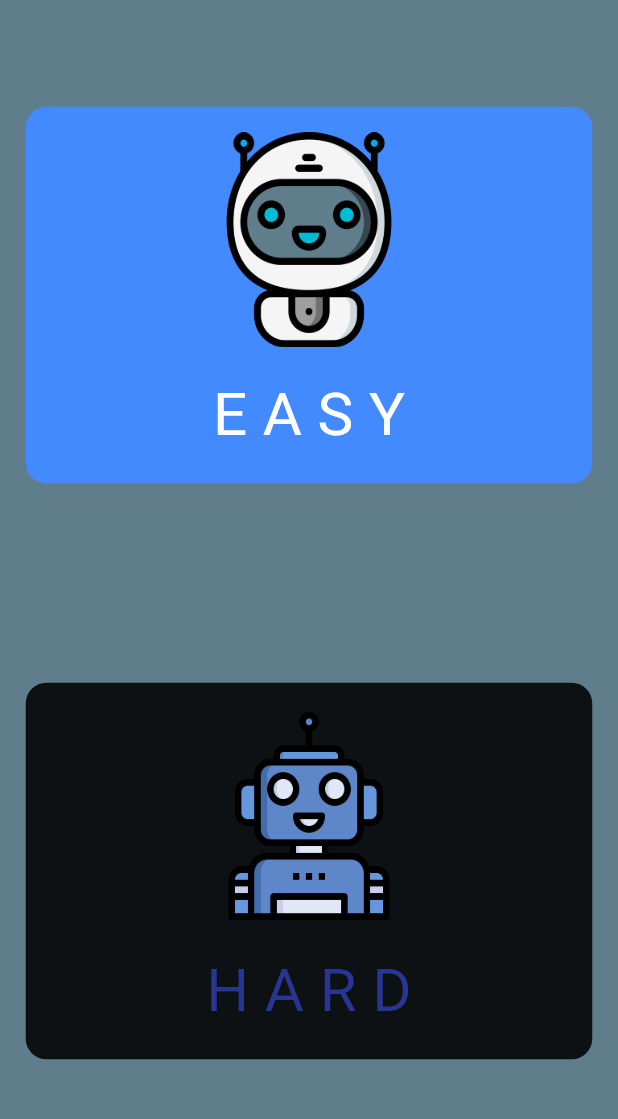
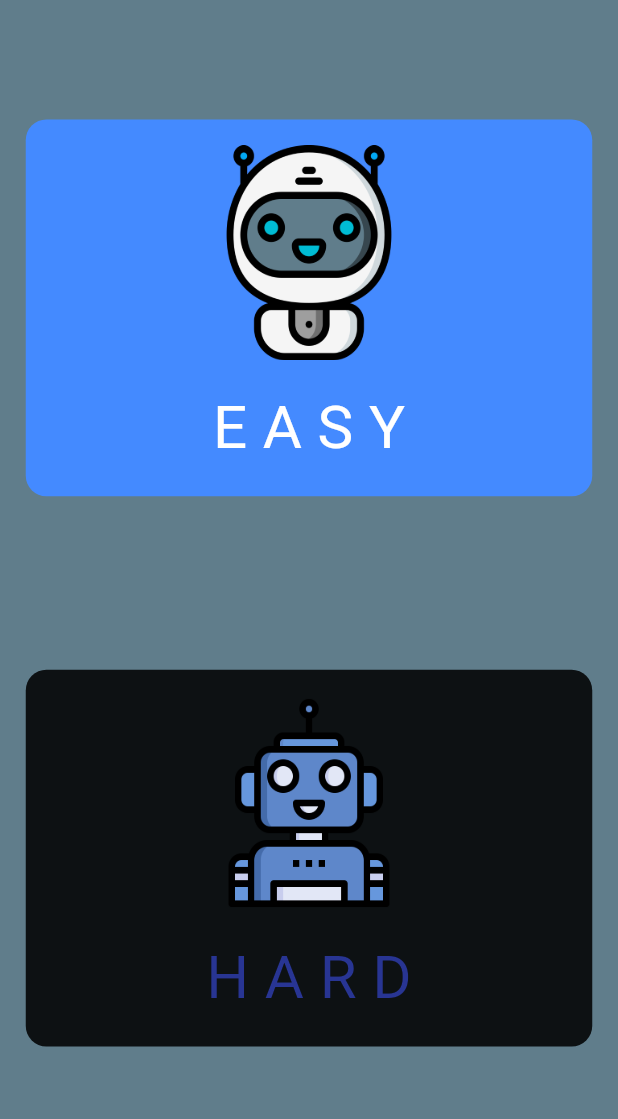
Before and after one commit to Mohamed-Ahmed14/git_tic_tac_toe, a Flutter app: the screen it shows after launch, after a tap on "Let's Start", after a tap on "Play with Computer", on a phone screen of 412 x 824 dp, the part 77-1196 px from its top. Run offline on Flutter 3.47's test engine with Material 3 defaults, Android fonts, the light colour scheme and no system bars; our stand-ins replace audioplayers, flutter_bloc, flutter_screenutil, fluttertoast, lottie.

Commit message:
update UI and Fix Errors 2025-08-19

```diff
--- a/lib/view/board/widgets/dialog_widget.dart
+++ b/lib/view/board/widgets/dialog_widget.dart
@@ -30,11 +30,11 @@ class DialogWidget extends StatelessWidget {
         children: [
           Text(GameCubit.get(context).title,style: TextStyle(
             color: Colors.pink,
-            fontSize: 30.sp,
+            fontSize: 18.sp,
           ),),
           Text(GameCubit.get(context).description,style: TextStyle(
             color: Colors.black,
-            fontSize: 30.sp,
+            fontSize: 18.sp,
           ),),
           SizedBox(height: 0.02.sh,),
           CustomElevatedButton(
--- a/lib/view/intro/screens/mode_screen.dart
+++ b/lib/view/intro/screens/mode_screen.dart
@@ -11,7 +11,11 @@ class ModeScreen extends StatelessWidget {
   Widget build(BuildContext context) {
     return Scaffold(
       backgroundColor: AppColor.blueGreyLight,
-      body: Column(
+      body: SizedBox(
+        height: MediaQuery.of(context).size.height,
+        child: Padding(
+          padding:  EdgeInsetsDirectional.all(15.w),
+          child: Column(
             mainAxisAlignment: MainAxisAlignment.spaceEvenly,
             children: [
               RichText(text: TextSpan(
@@ -22,70 +26,101 @@ class ModeScreen extends StatelessWidget {
                      TextSpan(text: "TOE",style: TextStyle(color: AppColor.white)),
                   ]
               ),),
-          InkWell(
+              Material(
+                color: Colors.red,
+                borderRadius: BorderRadius.circular(12.r),
+                child: InkWell(
+                  borderRadius: BorderRadius.circular(12.r),
                   onTap: (){
                     Navigator.push(context, MaterialPageRoute(builder: (context) => const SinglePlayerScreen(),));
                   },
                   child: Container(
-              padding: EdgeInsetsDirectional.all(15.w),
-              margin: EdgeInsetsDirectional.all(15.w),
+                    padding: EdgeInsetsDirectional.all(10.w),
+                    // margin: EdgeInsetsDirectional.symmetric(horizontal:15.w),
                     decoration: BoxDecoration(
-                color: Colors.red,
                       borderRadius: BorderRadius.circular(12.r),
-                border: Border.all(
-                  color: Colors.red[700]!,
-                  width: 2.w
+                      boxShadow: [
+                        BoxShadow(
+                          color: Colors.red.withValues(alpha: 0.5),
+                          blurRadius: 10,
+                          spreadRadius: 2,
+                          offset: const Offset(0, 4), // changes position of shadow
                         ),
+                      ],
+                      // border: Border.all(
+                      //   color: Colors.red[700]!,
+                      //   width: 2.w
+                      // ),
                     ),
                     child: Row(
                       mainAxisAlignment: MainAxisAlignment.spaceBetween,
                       children: [
-                  Text("Play with Computer",style: TextStyle(
+                        Expanded(
+                          child: Text("Play with Computer",style: TextStyle(
                             color: AppColor.white,
-                    fontSize: 18.sp,
+                            fontSize: 16.sp,
                             fontWeight: FontWeight.w700
                           ),),
+                        ),
                         Image.asset(
                           "assets/images/bot_image.png",
-                    height: 120.h,width: 120.w,fit: BoxFit.fill,),
+                          height: 120.h,width: 120.w,fit: BoxFit.cover,),
                       ],
                     ),
                   ),
                 ),
-          InkWell(
+              ),
+              Material(
+                color: Colors.purple,
+                borderRadius: BorderRadius.circular(12.r),
+                child: InkWell(
+                  borderRadius: BorderRadius.circular(12.r),
                   onTap: (){
                     Navigator.push(
                         context,
                         MaterialPageRoute(builder: (context) =>const TwoPlayersScreen(),));
                   },
                   child: Container(
-              padding: EdgeInsetsDirectional.all(15.w),
-              margin: EdgeInsetsDirectional.all(15.w),
+                    padding: EdgeInsetsDirectional.all(10.w),
+                    // margin: EdgeInsetsDirectional.all(15.w),
                     decoration: BoxDecoration(
-                color: Colors.purple,
+                      //color: Colors.purple,
                       borderRadius: BorderRadius.circular(12.r),
-                border: Border.all(
-                    color: Colors.purple[700]!,
-                    width: 2.w
+                      boxShadow: [
+                        BoxShadow(
+                          color: Colors.purple.withValues(alpha: 0.5),
+                          blurRadius: 10,
+                          spreadRadius: 2,
+                          offset: const Offset(0, 4), // changes position of shadow
                         ),
+                      ],
+                      // border: Border.all(
+                      //     color: Colors.purple[700]!,
+                      //     width: 2.w
+                      // ),
                     ),
                     child: Row(
                       mainAxisAlignment: MainAxisAlignment.spaceBetween,
                       children: [
-                  Text("Play with Friend",style: TextStyle(
+                        Expanded(
+                          child: Text("Play with Friend",style: TextStyle(
                               color: AppColor.white,
-                      fontSize: 18.sp,
+                              fontSize: 16.sp,
                               fontWeight: FontWeight.w700
                           ),),
+                        ),
                         Image.asset(
                           "assets/images/friends_update.png",
-                    height: 120.h,width: 120.w,fit: BoxFit.fill,),
+                          height: 120.h,width: 120.w,fit: BoxFit.cover,),
                       ],
+                    ),
                   ),
                 ),
               ),
             ],
           ),
+        ),
+      ),
     );
   }
 }
--- a/lib/view/intro/screens/single_player_screen.dart
+++ b/lib/view/intro/screens/single_player_screen.dart
@@ -32,10 +32,18 @@ class SinglePlayerScreen extends StatelessWidget {
             ]
         ),),
       ),
-      body: Column(
+      body: SizedBox(
+        height: MediaQuery.of(context).size.height,
+        child: Padding(
+          padding: EdgeInsetsDirectional.all(15.w),
+          child: Column(
             mainAxisAlignment: MainAxisAlignment.spaceAround,
             children: [
-          InkWell(
+              Material(
+                color: Colors.blueAccent,
+                borderRadius: BorderRadius.circular(12.r),
+                child: InkWell(
+                  borderRadius: BorderRadius.circular(12.r),
                   onTap: (){
                     GameCubit.get(context).initialEasyMode();
                     Navigator.push(context,
@@ -44,10 +52,9 @@ class SinglePlayerScreen extends StatelessWidget {
                   child: Container(
                     width: MediaQuery.of(context).size.width,
                     padding: EdgeInsetsDirectional.all(15.w),
-              margin: EdgeInsetsDirectional.all(15.w),
+                    // margin: EdgeInsetsDirectional.all(15.w),
                     clipBehavior: Clip.antiAliasWithSaveLayer,
                     decoration: BoxDecoration(
-                color: Colors.blueAccent,
                       borderRadius: BorderRadius.circular(12.r),
                     ),
                     child: Column(
@@ -65,7 +72,12 @@ class SinglePlayerScreen extends StatelessWidget {
                     ),
                   ),
                 ),
-          InkWell(
+              ),
+              Material(
+                color: Colors.black87,
+                borderRadius: BorderRadius.circular(12.r),
+                child: InkWell(
+                  borderRadius: BorderRadius.circular(12.r),
                   onTap: (){
                     GameCubit.get(context).initialHardMode();
                     Navigator.push(context,
@@ -74,10 +86,8 @@ class SinglePlayerScreen extends StatelessWidget {
                   child: Container(
                     width: MediaQuery.of(context).size.width,
                     padding: EdgeInsetsDirectional.all(15.w),
-              margin: EdgeInsetsDirectional.all(15.w),
                     clipBehavior: Clip.antiAliasWithSaveLayer,
                     decoration: BoxDecoration(
-                color: Colors.black87,
                       borderRadius: BorderRadius.circular(12.r),
                     ),
                     child: Column(
@@ -95,8 +105,11 @@ class SinglePlayerScreen extends StatelessWidget {
                     ),
                   ),
                 ),
+              ),
 
             ],
+          ),
+        ),
       ),
     );
   }
--- a/lib/view/my_app/my_app.dart
+++ b/lib/view/my_app/my_app.dart
@@ -24,6 +24,7 @@ class MyApp extends StatelessWidget {
           child: MaterialApp(
             debugShowCheckedModeBanner: false,
             home: child,
+            title: 'Tic Tac Toe',
           ),
         );
       },
--- a/lib/view/widgets/custom_elevated_button.dart
+++ b/lib/view/widgets/custom_elevated_button.dart
@@ -1,4 +1,5 @@
 import 'package:flutter/material.dart';
+import 'package:flutter_screenutil/flutter_screenutil.dart';
 
 class CustomElevatedButton extends StatelessWidget {
 
@@ -15,6 +16,10 @@ class CustomElevatedButton extends StatelessWidget {
     return ElevatedButton(onPressed:onPressed ,
       style: ElevatedButton.styleFrom(
         backgroundColor: backgroundColor,
+        shape: RoundedRectangleBorder(
+          borderRadius: BorderRadius.circular(12.0.r),
+        ),
+
       ),
       child: child,
     );
--- a/pubspec.yaml
+++ b/pubspec.yaml
@@ -16,7 +16,7 @@ publish_to: 'none' # Remove this line if you wish to publish to pub.dev
 # https://developer.apple.com/library/archive/documentation/General/Reference/InfoPlistKeyReference/Articles/CoreFoundationKeys.html
 # In Windows, build-name is used as the major, minor, and patch parts
 # of the product and file versions while build-number is used as the build suffix.
-version: 1.0.2+3
+version: 1.0.4+5
 
 environment:
   sdk: '>=3.5.3 <4.0.0'
```
Also changed, not shown: lib/view/board/board_screen.dart (+6 -3 lines), lib/view_model/cubit/cubit.dart (+54 -13 lines), 6 other files. Lines whose indentation alone changed are shown as unchanged.
